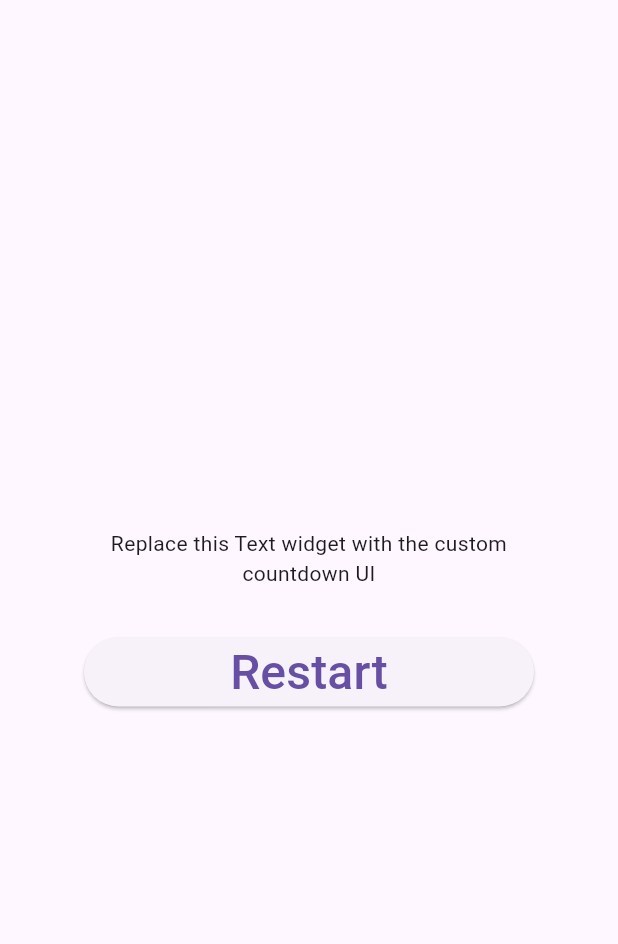
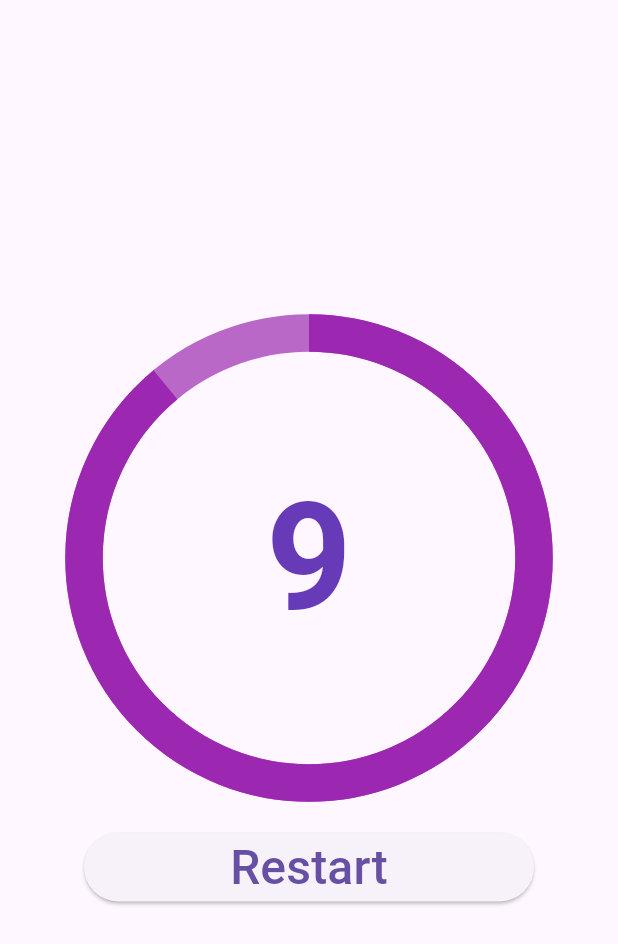
Before and after one commit to wonyong-park/study_ui_challenges, a Flutter app: the screen it shows after launch, after a tap on "Restart", on a phone screen of 412 x 824 dp. Shown: the top 944 px of the screen. Run offline on Flutter 3.47's test engine with Material 3 defaults, Android fonts, the phone set to English and light mode, and no system bars; our stand-ins replace flutter_svg.

Commit message:
UI 구현

```diff
--- a/c002_radial_countdown_starter/lib/main.dart
+++ b/c002_radial_countdown_starter/lib/main.dart
@@ -1,4 +1,5 @@
 import 'package:flutter/material.dart';
+import 'package:flutter/scheduler.dart';
 
 void main() {
   runApp(const MainApp());
@@ -38,13 +39,38 @@ class CountdownAndRestart extends StatefulWidget {
   CountdownAndRestartState createState() => CountdownAndRestartState();
 }
 
-class CountdownAndRestartState extends State<CountdownAndRestart> {
+class CountdownAndRestartState extends State<CountdownAndRestart> with SingleTickerProviderStateMixin {
   static const maxWidth = 300.0;
+  Duration _elapsed = Duration.zero;
+  late final Ticker _ticker;
+  final int totalTime = 10;
+  int remainingTime = 10;
+  double percent = 1.0;
 
   @override
   void initState() {
+    _ticker = createTicker((elapsed) {
+      setState(() {
+        _elapsed = elapsed;
+        percent = (10000 - _elapsed.inMilliseconds) / 10000;
+        remainingTime = totalTime - _elapsed.inSeconds;
+      });
+
+      if (_elapsed.inSeconds >= 10) _ticker.stop();
+    });
+    _ticker.start();
     super.initState();
-    // TODO: Implement
+  }
+
+  _restart() {
+    _ticker.stop();
+    _ticker.start();
+  }
+
+  @override
+  void dispose() {
+    _ticker.dispose();
+    super.dispose();
   }
 
   @override
@@ -53,14 +79,32 @@ class CountdownAndRestartState extends State<CountdownAndRestart> {
       mainAxisSize: MainAxisSize.min,
       crossAxisAlignment: CrossAxisAlignment.stretch,
       children: [
-        // TODO: Add countdown widget
-        const Text(
-          'Replace this Text widget with the custom countdown UI',
-          textAlign: TextAlign.center,
+        Stack(
+          alignment: Alignment.center,
+          children: [
+            SizedBox(
+              width: maxWidth,
+              height: maxWidth,
+              child: CircularProgressIndicator(
+                strokeWidth: 25,
+                value: percent,
+                valueColor: const AlwaysStoppedAnimation<Color>(Colors.purple),
+                backgroundColor: Colors.purple[300],
+              ),
+            ),
+            Text(
+              remainingTime.toString(),
+              style: const TextStyle(
+                color: Colors.deepPurple,
+                fontWeight: FontWeight.bold,
+                fontSize: 100,
+              ),
+            ),
+          ],
         ),
         const SizedBox(height: 32),
         ElevatedButton(
-          onPressed: () {}, // TODO: Implement
+          onPressed: _restart,
           child: const Text(
             'Restart',
             style: TextStyle(fontSize: 32),
```
